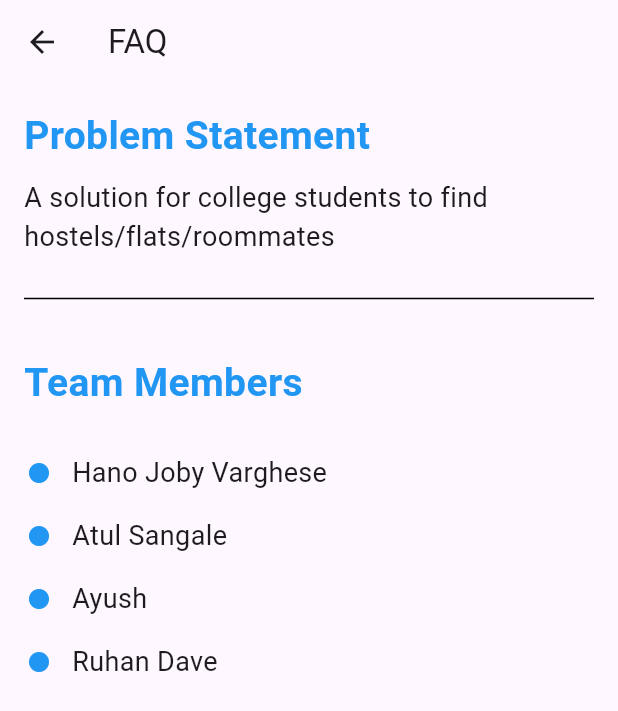
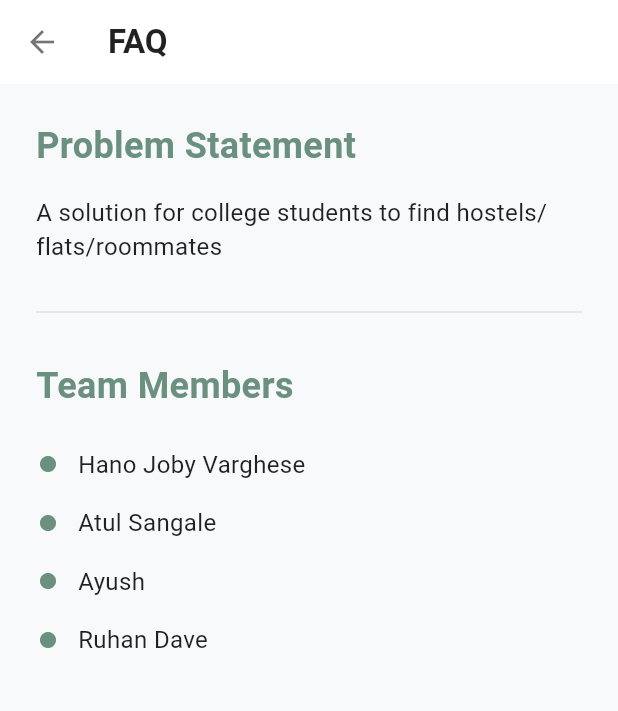
Before and after one commit to hano0709/croom2, a Flutter app: the screen it shows once a user with an empty profile is signed in, in the side drawer, after a tap on "FAQ", on a phone screen of 412 x 824 dp. Shown: the top 711 px of the screen. Run offline on Flutter 3.47's test engine with Material 3 defaults, Android fonts, the light colour scheme and no system bars; our stand-ins replace cloud_firestore, firebase_auth, firebase_core, google_sign_in; accounts and stored records are empty.

Commit message:
faqs UI improved

```diff
--- a/lib/faq_screen.dart
+++ b/lib/faq_screen.dart
@@ -3,50 +3,66 @@ import 'package:flutter/material.dart';
 class FAQScreen extends StatelessWidget {
   @override
   Widget build(BuildContext context) {
+    final Color primary = Color(0xFF6B9080); // Same primary color
+    final Color surface = Color(0xFFF8F9FA); // Same background color
+
     return Scaffold(
       appBar: AppBar(
-        title: Text('FAQ'),
+        title: Text(
+          'FAQ',
+          style: TextStyle(
+            color: Colors.black87,
+            fontWeight: FontWeight.w600,
           ),
-      body: Padding(
-        padding: EdgeInsets.all(16.0),
+        ),
+        backgroundColor: Colors.white,
+        elevation: 0,
+        iconTheme: IconThemeData(color: Colors.black54),
+      ),
+      body: Container(
+        color: surface, // Set background color
+        child: Padding(
+          padding: EdgeInsets.all(24.0), // Consistent padding
           child: ListView(
             children: [
               // Problem Statement Section
               Text(
                 'Problem Statement',
                 style: TextStyle(
-                fontSize: 26, // Increased font size for the main topic
+                  fontSize: 24, // Adjusted font size
                   fontWeight: FontWeight.bold,
-                color: Colors.blue,
+                  color: primary, // Use primary color
                 ),
               ),
-            SizedBox(height: 10),
+              SizedBox(height: 16), // Consistent spacing
               Text(
                 'A solution for college students to find hostels/flats/roommates',
                 style: TextStyle(
-                fontSize: 18, // Increased font size for description
+                  fontSize: 16, // Adjusted font size
+                  color: Colors.black87,
                 ),
               ),
-            SizedBox(height: 20),
-            Divider(color: Colors.black), // Line separator after problem statement
-            SizedBox(height: 30), // Increased space after divider
+              SizedBox(height: 24), // Consistent spacing
+              Divider(color: Colors.grey[300]), // Subtle divider color
+              SizedBox(height: 24), // Consistent spacing
 
               // Team Members Section
               Text(
                 'Team Members',
                 style: TextStyle(
-                fontSize: 26, // Increased font size for the main topic
+                  fontSize: 24, // Adjusted font size
                   fontWeight: FontWeight.bold,
-                color: Colors.blue,
+                  color: primary, // Use primary color
                 ),
               ),
-            SizedBox(height: 20), // Increased spacing for team members
-            // Bullet points for team members with more spacing
-            BulletPoint(text: 'Hano Joby Varghese'),
-            BulletPoint(text: 'Atul Sangale'),
-            BulletPoint(text: 'Ayush'),
-            BulletPoint(text: 'Ruhan Dave'),
+              SizedBox(height: 16), // Consistent spacing
+              // Bullet points for team members
+              BulletPoint(text: 'Hano Joby Varghese', primary: primary),
+              BulletPoint(text: 'Atul Sangale', primary: primary),
+              BulletPoint(text: 'Ayush', primary: primary),
+              BulletPoint(text: 'Ruhan Dave', primary: primary),
             ],
+          ),
         ),
       ),
     );
@@ -56,25 +72,28 @@ class FAQScreen extends StatelessWidget {
 // Custom Bullet Point Widget
 class BulletPoint extends StatelessWidget {
   final String text;
-  BulletPoint({required this.text});
+  final Color primary;
+
+  BulletPoint({required this.text, required this.primary});
 
   @override
   Widget build(BuildContext context) {
     return Padding(
-      padding: const EdgeInsets.symmetric(vertical: 8.0), // Added padding for more space
+      padding: const EdgeInsets.symmetric(vertical: 8.0), // Consistent padding
       child: Row(
         children: [
           Icon(
             Icons.fiber_manual_record,
-            size: 20, // Increased bullet point size to 16
-            color: Colors.blue, // Bullet point color
+            size: 16, // Adjusted bullet point size
+            color: primary, // Use primary color
           ),
-          SizedBox(width: 12), // Increased space between bullet and text
+          SizedBox(width: 12), // Consistent spacing
           Expanded(
             child: Text(
               text,
               style: TextStyle(
-                fontSize: 18, // Increased font size for team members
+                fontSize: 16, // Adjusted font size
+                color: Colors.black87,
               ),
             ),
           ),
```
Lines whose indentation alone changed are shown as unchanged.
